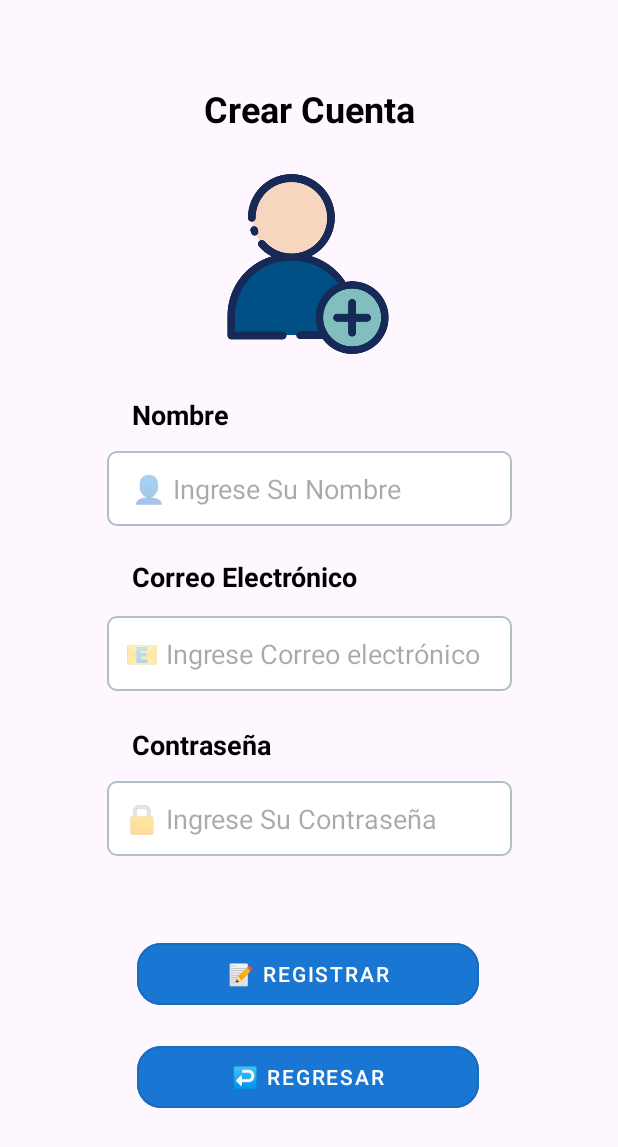
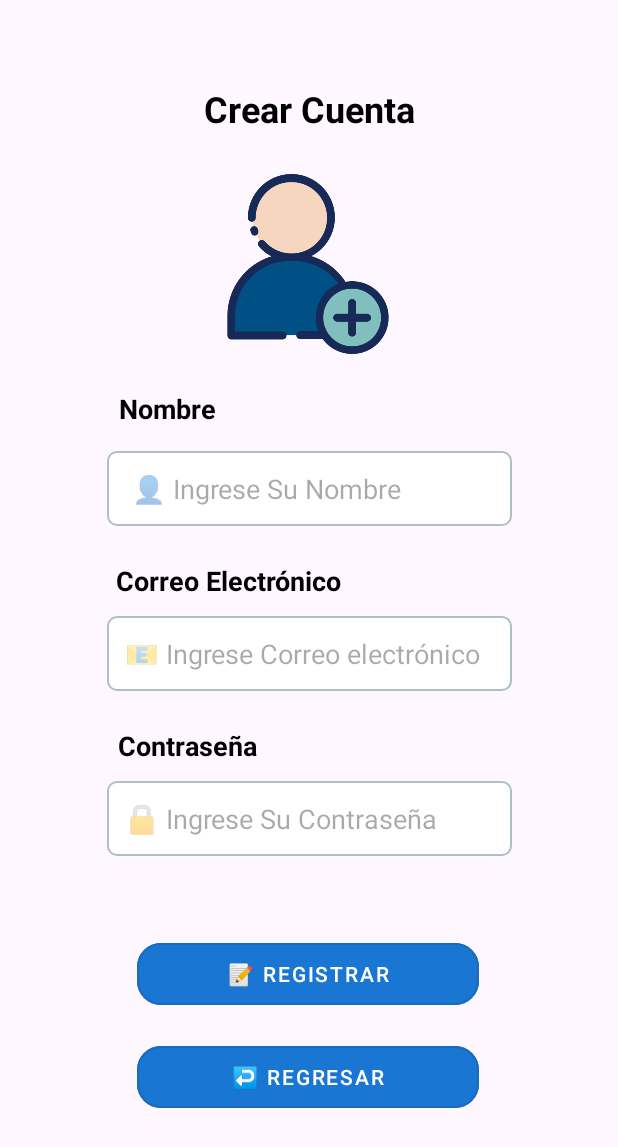
Before and after one commit to Ricardo24Heredia/Proyecto_DAM, an Android app: the RegistroActivity screen opened directly, with no data from a screen before it, on a phone screen of 412 x 824 dp. Shown: the top 1147 px of the screen. Run offline under Robolectric (Android 15) with nearby library versions, the phone set to English and light mode, and no system bars; our stand-ins replace Room's generated code.

Commit message:
actualizando diseño

```diff
--- a/app/src/main/res/layout/activity_register.xml
+++ b/app/src/main/res/layout/activity_register.xml
@@ -37,12 +37,13 @@
             android:id="@+id/txtName"
             android:layout_width="wrap_content"
             android:layout_height="wrap_content"
-            android:layout_marginStart="88dp"
-            android:layout_marginTop="264dp"
+            android:layout_marginTop="24dp"
             android:text="Nombre"
             android:textSize="18sp"
+            app:layout_constraintEnd_toEndOf="parent"
+            app:layout_constraintHorizontal_bias="0.229"
             app:layout_constraintStart_toStartOf="parent"
-            app:layout_constraintTop_toTopOf="parent" />
+            app:layout_constraintTop_toBottomOf="@+id/logo" />
 
         <EditText
             android:id="@+id/txtNombre"
@@ -60,12 +61,14 @@
             android:id="@+id/txtgmail"
             android:layout_width="wrap_content"
             android:layout_height="wrap_content"
-            android:layout_marginStart="88dp"
-            android:layout_marginTop="372dp"
+
+            android:layout_marginTop="24dp"
             android:text="Correo Electrónico"
             android:textSize="18sp"
+            app:layout_constraintEnd_toEndOf="parent"
+            app:layout_constraintHorizontal_bias="0.295"
             app:layout_constraintStart_toStartOf="parent"
-            app:layout_constraintTop_toTopOf="parent" />
+            app:layout_constraintTop_toBottomOf="@+id/txtNombre" />
 
         <EditText
             android:id="@+id/txtCorreo"
@@ -84,12 +87,13 @@
             android:id="@+id/txtPassword"
             android:layout_width="wrap_content"
             android:layout_height="wrap_content"
-            android:layout_marginStart="88dp"
-            android:layout_marginTop="484dp"
+            android:layout_marginTop="24dp"
             android:text="Contraseña"
             android:textSize="18sp"
+            app:layout_constraintEnd_toEndOf="parent"
+            app:layout_constraintHorizontal_bias="0.247"
             app:layout_constraintStart_toStartOf="parent"
-            app:layout_constraintTop_toTopOf="parent" />
+            app:layout_constraintTop_toBottomOf="@+id/txtCorreo" />
 
         <EditText
             android:id="@+id/txtContrasena"
```
Also changed, not shown: app/src/main/res/layout/activity_login.xml (+8 -7 lines).
